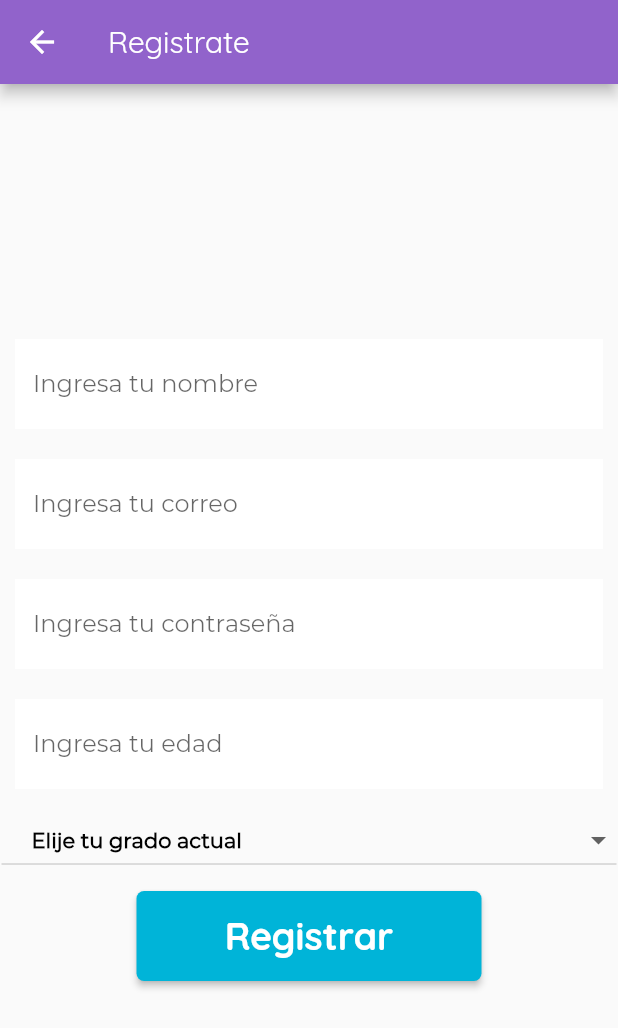
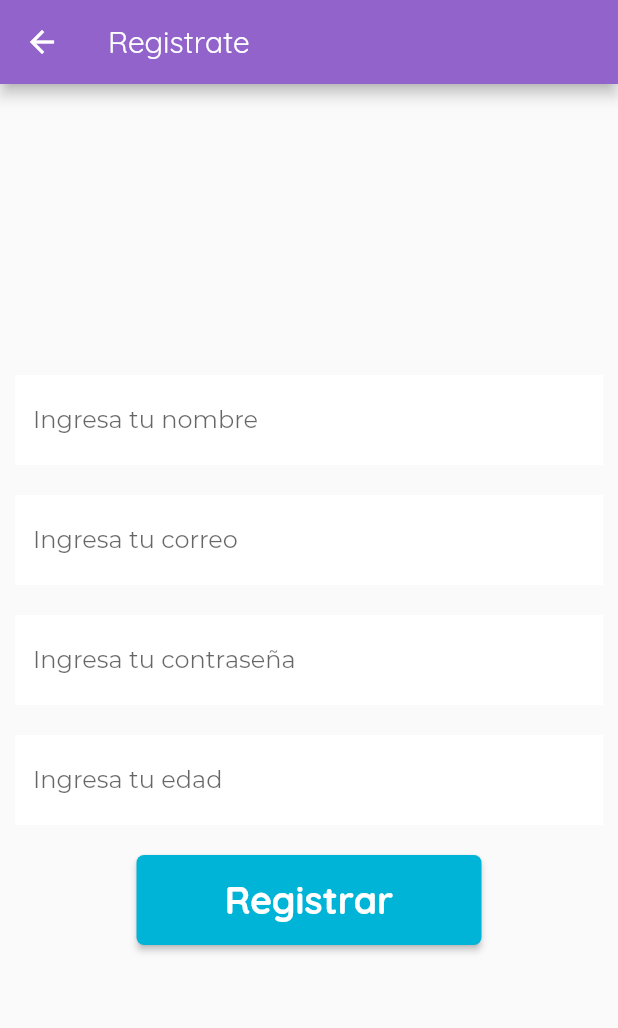
Before and after one commit to JuanFerr1098/ProyectoIntegrador1, a Flutter app: the RegisterPage screen opened by its route, on a phone screen of 412 x 824 dp. Shown: the top 1028 px of the screen. Run offline on Flutter 3.47's test engine with Material 2 defaults, Android fonts, the phone set to English and light mode, and no system bars; drawn by our look-alikes of dropdown_button2; our stand-ins replace carousel_slider, cloud_firestore, firebase_auth, firebase_core, fluttertoast, shared_preferences and 1 more; accounts and stored records are empty; network calls fail; project files that could hold a hidden picture were left out.

Commit message:
Se limpia el codigo del registro y el logueo

```diff
--- a/newtonapp/lib/pages/auth/register_page.dart
+++ b/newtonapp/lib/pages/auth/register_page.dart
@@ -1,10 +1,6 @@
 import 'package:flutter/material.dart';
 import 'package:flutter/services.dart';
-//import 'package:cloud_firestore/cloud_firestore.dart';
 import 'package:newtonapp/providers/auth.dart';
-import 'package:dropdown_button2/dropdown_button2.dart';
-
-//final FirebaseFirestore db = FirebaseFirestore.instance;
 
 class RegisterPage extends StatefulWidget {
   /// The page title.
@@ -22,24 +18,7 @@ class _RegisterPageState extends State<RegisterPage> {
   final TextEditingController _nameController = TextEditingController();
   final TextEditingController _emailController = TextEditingController();
   final TextEditingController _passwordController = TextEditingController();
-  //agregar controles faltantes
   final TextEditingController _edadController = TextEditingController();
-
-  List<String> _lista = ['carro', 'casa', 'vaca'];
-  String? selectedValue;
-  List<String> items = [
-    '1',
-    '2',
-    '3',
-    '4',
-    '5',
-    '6',
-    '7',
-    '8',
-    '9',
-    '10',
-  ];
-  //Los controller es donde guarda las variables, creo que funciona asi
 
   @override
   Widget build(BuildContext context) {
@@ -54,7 +33,6 @@ class _RegisterPageState extends State<RegisterPage> {
               fontFamily: 'QRegular',
               color: Colors.white,
               fontSize: 20.0,
-              //fontWeight: FontWeight.bold,
             ),
           ),
         ),
@@ -62,60 +40,11 @@ class _RegisterPageState extends State<RegisterPage> {
           key: _formKey,
           child: Column(
             mainAxisAlignment: MainAxisAlignment.center,
-            // addAutomaticKeepAlives: false,
-            //scrollDirection: Axis.vertical,
             children: <Widget>[
-              /*nameText(),
-              emailText(),
-              passwordText(),*/
               texto('Ingresa tu nombre', _nameController, false),
               texto('Ingresa tu correo', _emailController, false),
               texto('Ingresa tu contraseña', _passwordController, true),
               texto('Ingresa tu edad', _edadController, true),
-              Container(
-                width: 410.0,
-                child: DropdownButton2(
-                  isExpanded: true, //para acoplarlo
-                  hint: Row(
-                    children: const [
-                      SizedBox(
-                        width: 4,
-                      ),
-                      Expanded(
-                        child: Text(
-                          'Elije tu grado actual',
-                          style: TextStyle(
-                            fontSize: 14,
-                            fontWeight: FontWeight.bold,
-                            color: Colors.black,
-                          ),
-                          overflow: TextOverflow.ellipsis,
-                        ),
-                      ),
-                    ],
-                  ),
-                  items: items
-                      .map((item) => DropdownMenuItem<String>(
-                            value: item,
-                            child: Text(
-                              item,
-                              style: const TextStyle(
-                                fontSize: 14,
-                                fontWeight: FontWeight.bold,
-                                color: Colors.black,
-                              ),
-                              overflow: TextOverflow.ellipsis,
-                            ),
-                          ))
-                      .toList(),
-                  value: selectedValue,
-                  onChanged: (value) {
-                    setState(() {
-                      selectedValue = value as String;
-                    });
-                  },
-                ),
-              ),
               botonRegistrar(context),
             ],
           ),
@@ -162,6 +91,7 @@ class _RegisterPageState extends State<RegisterPage> {
                   _passwordController.text,
                   _edadController.text);
               if (result != null) {
+                Navigator.pop(context);
                 Navigator.of(context).pushNamed('login');
               }
             }
@@ -172,7 +102,6 @@ class _RegisterPageState extends State<RegisterPage> {
               fontFamily: 'QBold',
               color: Colors.white,
               fontSize: 25.0,
-              //fontWeight: FontWeight.bold,
             ),
           ),
         ));
```
Also changed, not shown: newtonapp/lib/pages/auth/signin_page.dart (+44 -76 lines).
